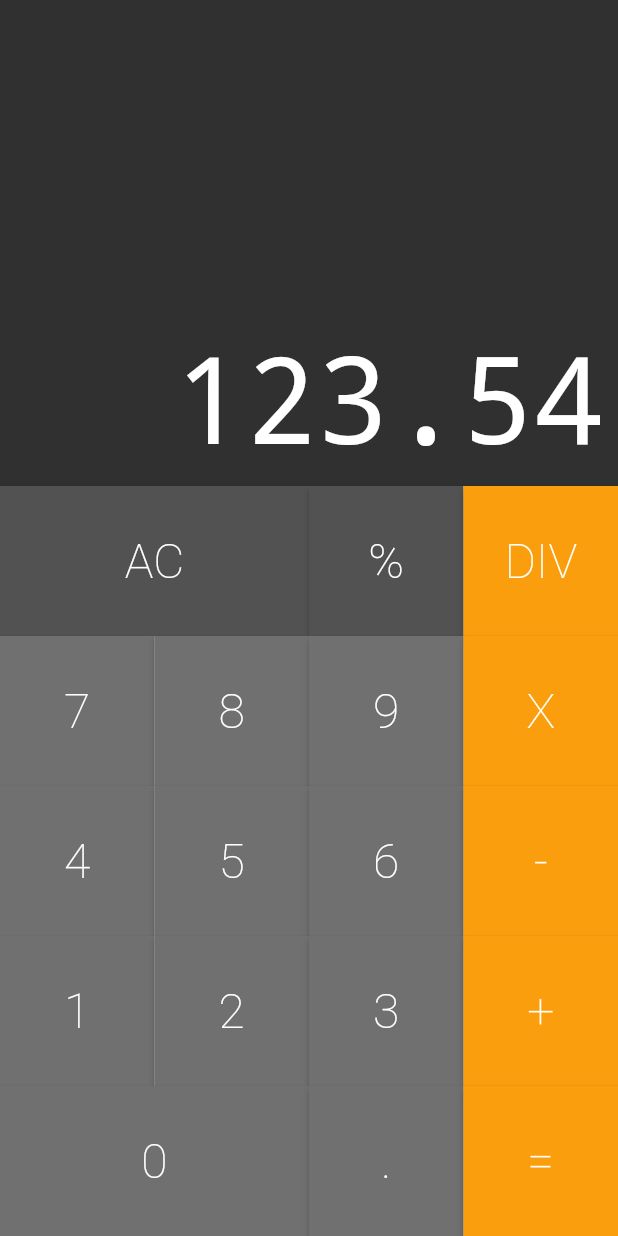
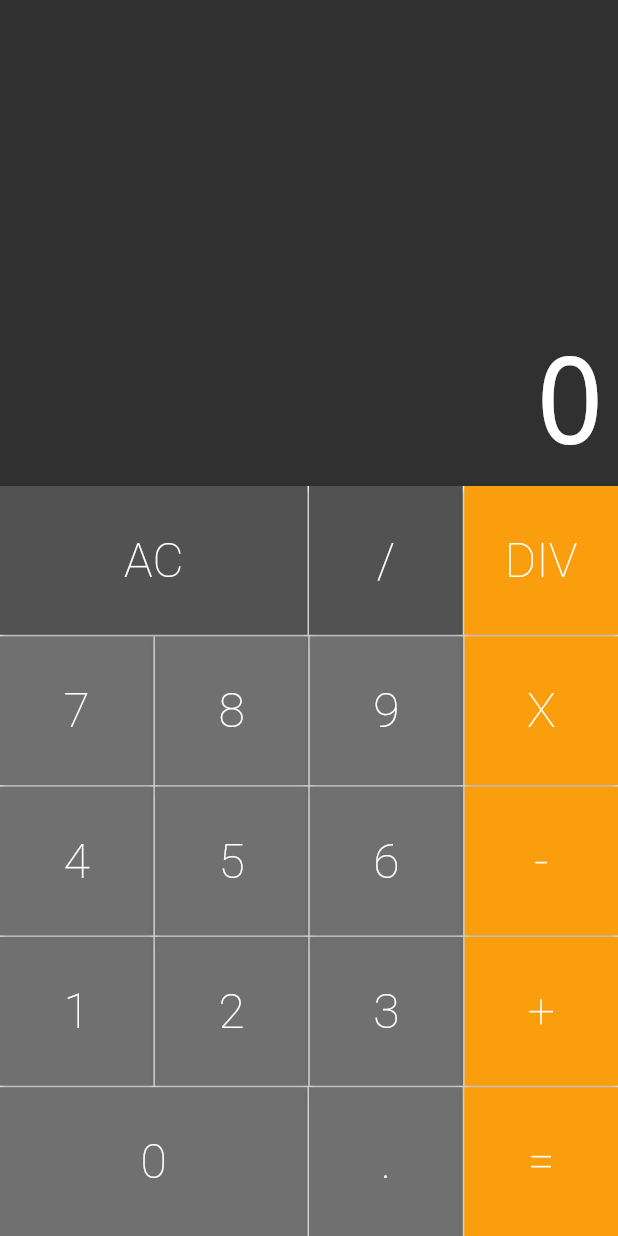
Before and after one commit to silv4b/calculadora-flutter, a Flutter app: the screen it shows after launch, on a phone screen of 412 x 824 dp. Run offline on Flutter 3.47's test engine with Material 2 defaults, Android fonts, the phone set to English and light mode, and no system bars; drawn by our look-alikes of auto_size_text.

```diff
--- a/lib/components/button_row.dart
+++ b/lib/components/button_row.dart
@@ -13,7 +13,10 @@ class ButtonRow extends StatelessWidget {
       child: Row(
         crossAxisAlignment: CrossAxisAlignment.stretch,
         //expande para coluna toda (altura)
-        children: buttons,
+        children: buttons.fold(<Widget>[], (list, b) {
+          list.isEmpty ? list.add(b) : list.addAll([SizedBox(width: 1), b]);
+          return list;
+        }),
       ),
     );
   }
--- a/lib/components/keyboard.dart
+++ b/lib/components/keyboard.dart
@@ -16,27 +16,31 @@ class Keyboard extends StatelessWidget {
         children: <Widget>[
           ButtonRow([
             Button.big(text: 'AC', color: Button.DARK, cb: cb),
-            Button(text: '%', color: Button.DARK, cb: cb),
+            Button(text: '/', color: Button.DARK, cb: cb),
             Button.operation(text: 'DIV', cb: cb),
           ]),
+          SizedBox(height: 1),
           ButtonRow([
             Button(text: '7', cb: cb),
             Button(text: '8', cb: cb),
             Button(text: '9', cb: cb),
             Button.operation(text: 'X', cb: cb),
           ]),
+          SizedBox(height: 1),
           ButtonRow([
             Button(text: '4', cb: cb),
             Button(text: '5', cb: cb),
             Button(text: '6', cb: cb),
             Button.operation(text: '-', cb: cb),
           ]),
+          SizedBox(height: 1),
           ButtonRow([
             Button(text: '1', cb: cb),
             Button(text: '2', cb: cb),
             Button(text: '3', cb: cb),
             Button.operation(text: '+', cb: cb),
           ]),
+          SizedBox(height: 1),
           ButtonRow([
             Button.big(text: '0', cb: cb),
             Button(text: '.', cb: cb),
--- a/lib/screens/calculadora.dart
+++ b/lib/screens/calculadora.dart
@@ -12,8 +12,11 @@ class Calculadora extends StatefulWidget {
 class _CalculadoraState extends State<Calculadora> {
   final Memory memory = Memory();
 
-  _onPressed(String text) {
-    print(text);
+  _onPressed(String command) {
+    //print(text);
+    setState(() {
+      memory.applyCommand(command);
+    });
   }
 
   @override
@@ -23,7 +26,7 @@ class _CalculadoraState extends State<Calculadora> {
       home: Column(
         children: <Widget>[
           //Text('Display'),
-          Display('123.54'),
+          Display(memory.value),
           Keyboard(_onPressed),
         ],
       ),
```
Also changed, not shown: lib/models/memory.dart (+12 -0 lines).
